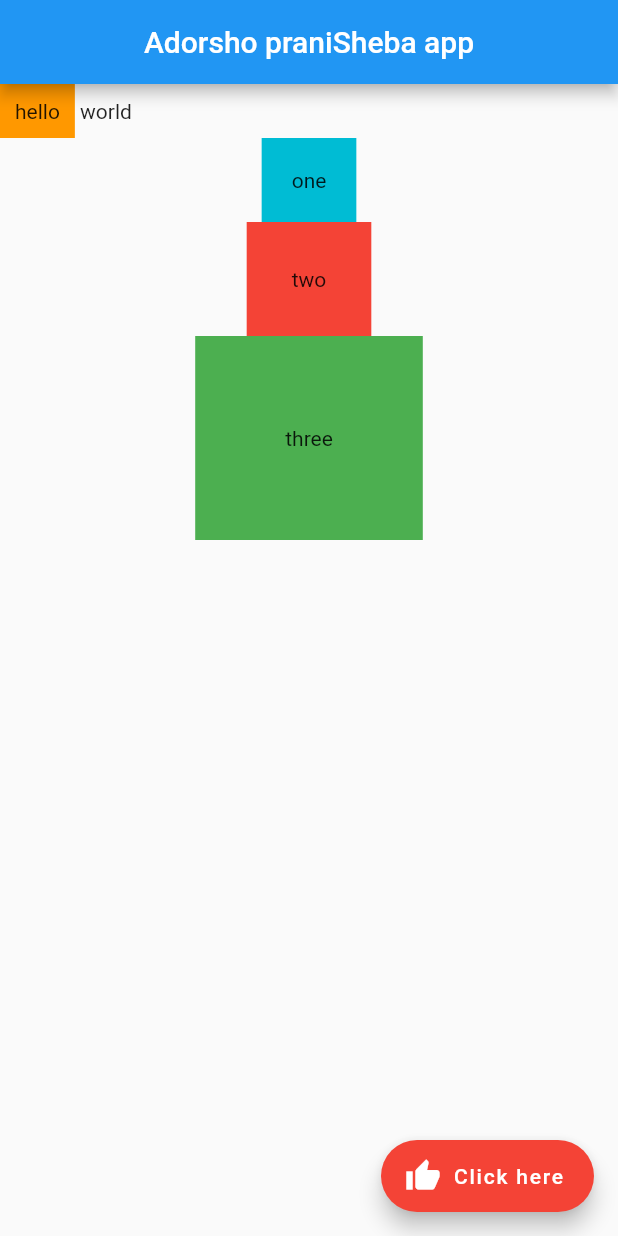
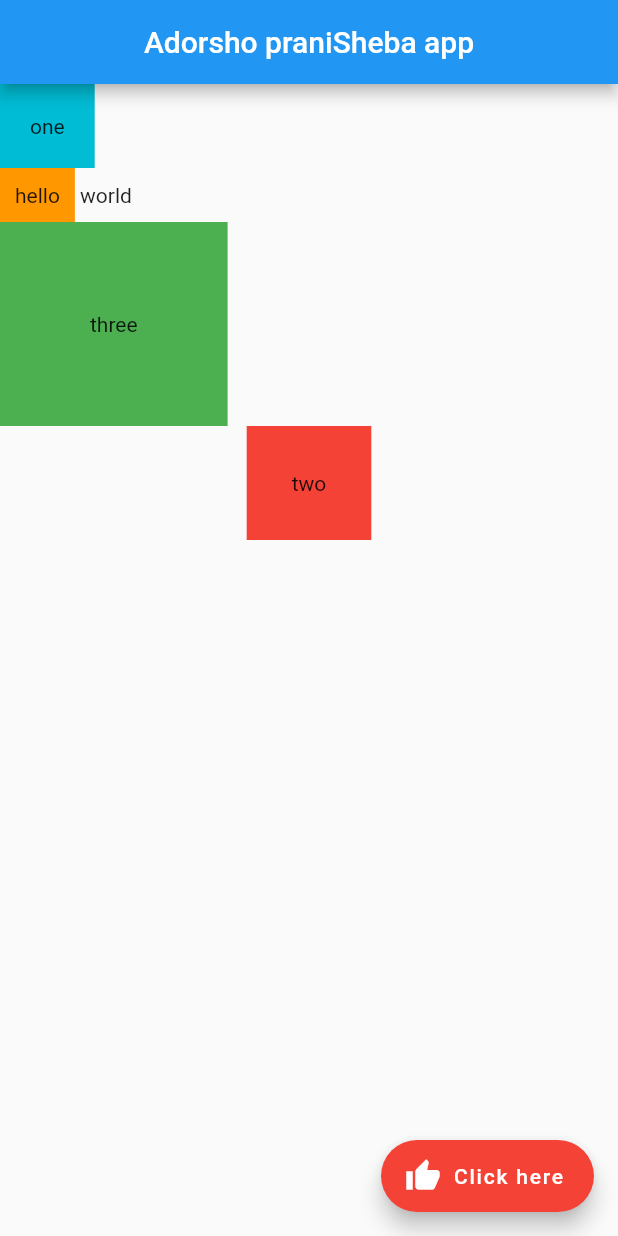
Before and after one commit to mahmudulislam299/flutter_net_ninja_app, a Flutter app: the screen it shows after launch, on a phone screen of 412 x 824 dp. Run offline on Flutter 3.47's test engine with Material 2 defaults, Android fonts, the phone set to English and light mode, and no system bars.

Commit message:
outline & shortcut

```diff
--- a/lib/main.dart
+++ b/lib/main.dart
@@ -27,8 +27,13 @@ class Home extends StatelessWidget {
         ),
         body: Column(
           mainAxisAlignment: MainAxisAlignment.start,
-          crossAxisAlignment: CrossAxisAlignment.center,
+          crossAxisAlignment: CrossAxisAlignment.start,
           children: <Widget>[
+            Container(
+              padding: const EdgeInsets.all(20),
+              color: Colors.cyan,
+              child: const Text('one'),
+            ),
             Row(
               children: <Widget>[
                 Container(
@@ -40,19 +45,16 @@ class Home extends StatelessWidget {
               ],
             ),
             Container(
-              padding: const EdgeInsets.all(20),
-              color: Colors.cyan,
-              child: const Text('one'),
-            ),
-            Container(
-              padding: const EdgeInsets.all(30),
-              color: Colors.red,
-              child: const Text('two'),
-            ),
-            Container(
               padding: const EdgeInsets.all(60),
               color: Colors.green,
               child: const Text('three'),
+            ),
+            Center(
+              child: Container(
+                padding: const EdgeInsets.all(30),
+                color: Colors.red,
+                child: const Text('two'),
+              ),
             )
           ],
         ),
```
